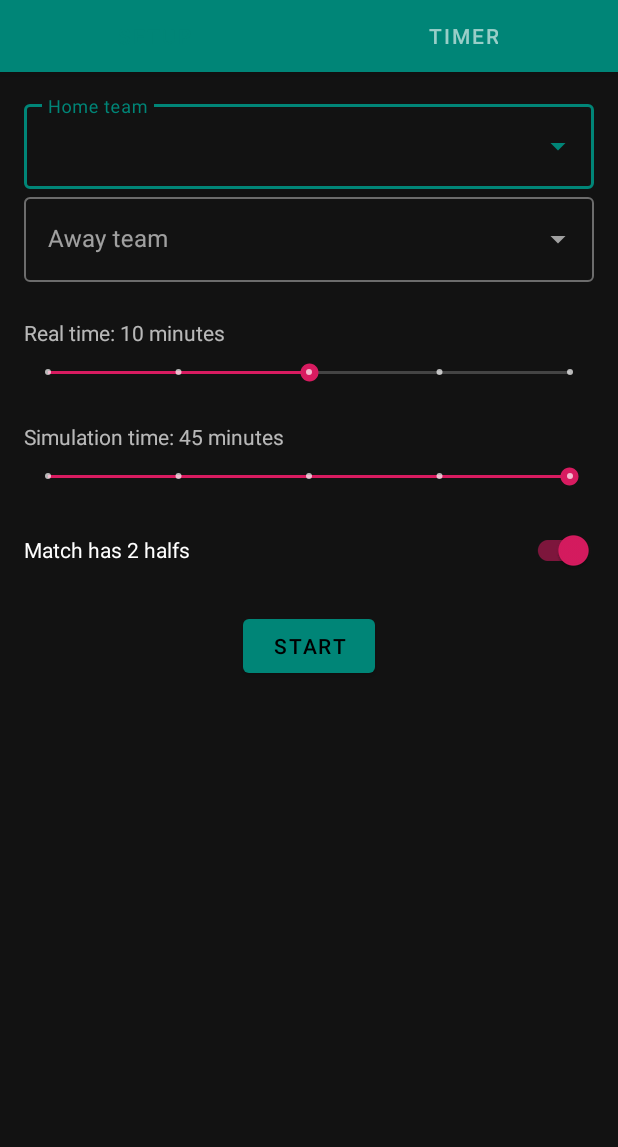
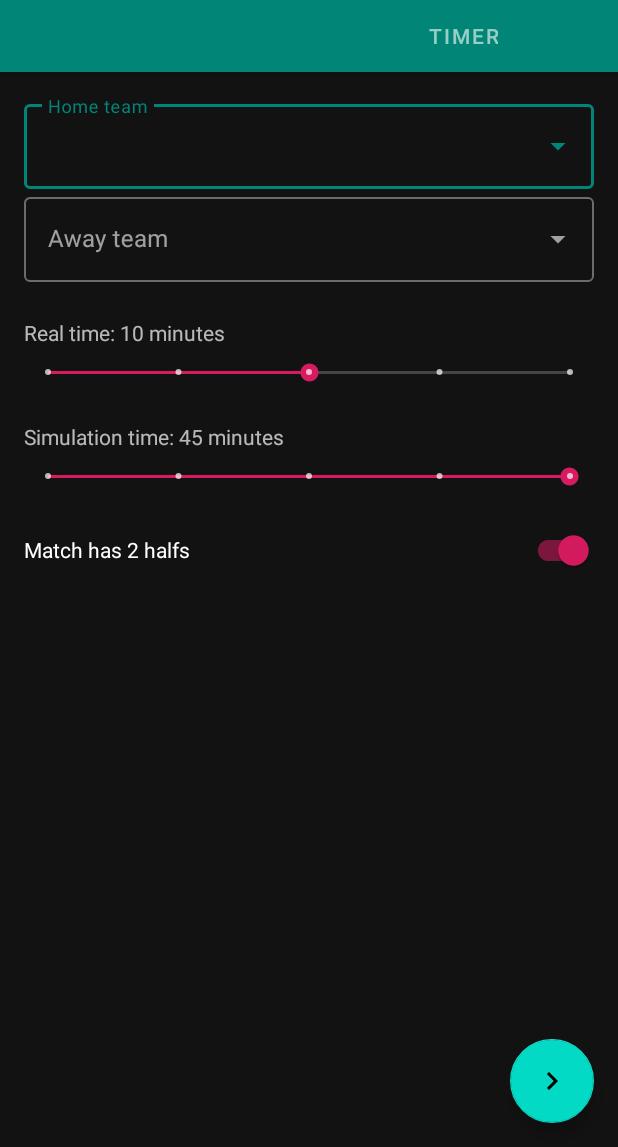
Before and after one commit to tlozzer/Scoreboard, an Android app: the screen it shows after launch (MainActivity), on a phone screen of 412 x 824 dp, the part 89-1236 px from its top. Run offline under Robolectric (Android 15) with nearby library versions, the phone set to English and light mode, and no system bars; our stand-ins replace Firebase (no records; nobody signed in at launch, a user with empty details on screens opened directly); 6 statements that could not run were skipped.

Commit message:
Transefred fabNext to the activity

```diff
--- a/app/src/main/java/br/com/zipvix/sportsscoreboard/MainActivity.kt
+++ b/app/src/main/java/br/com/zipvix/sportsscoreboard/MainActivity.kt
@@ -1,6 +1,7 @@
 package br.com.zipvix.sportsscoreboard
 
 import android.os.Bundle
+import android.view.View
 import android.view.WindowManager
 import androidx.appcompat.app.AppCompatActivity
 import androidx.lifecycle.Observer
@@ -9,11 +10,14 @@ import androidx.viewpager.widget.ViewPager
 import br.com.zipvix.sportsscoreboard.adapter.SectionsPagerAdapter
 import br.com.zipvix.sportsscoreboard.business.Scoreboard
 import br.com.zipvix.sportsscoreboard.viewmodel.MainViewModel
+import com.google.android.material.floatingactionbutton.FloatingActionButton
 import com.google.android.material.tabs.TabLayout
+import java.lang.Exception
 
 class MainActivity : AppCompatActivity() {
 
     lateinit var viewPager: ViewPager
+    lateinit var fabNext: FloatingActionButton
 
     override fun onCreate(savedInstanceState: Bundle?) {
         super.onCreate(savedInstanceState)
@@ -29,8 +33,17 @@ class MainActivity : AppCompatActivity() {
         val tabs: TabLayout = findViewById(R.id.tabs)
         tabs.setupWithViewPager(viewPager)
 
-        ViewModelProviders.of(this)[MainViewModel::class.java].also {
+        val viewModel = ViewModelProviders.of(this)[MainViewModel::class.java].also {
             it.status.observe(this, Observer { status ->
+                fabNext.let { fab ->
+                    fab.visibility = if (status == Scoreboard.Status.RUNNING) {
+                        View.GONE
+                    } else {
+                        View.VISIBLE
+                    }
+                }
+
+
                 if (status == Scoreboard.Status.RUNNING) {
                     window.addFlags(WindowManager.LayoutParams.FLAG_KEEP_SCREEN_ON)
                 } else {
@@ -38,5 +51,12 @@ class MainActivity : AppCompatActivity() {
                 }
             })
         }
+
+        fabNext = findViewById<FloatingActionButton>(R.id.fab_next)?.also {
+            it.setOnClickListener {
+                viewModel.start()
+                viewPager.setCurrentItem(1, true)
+            }
+        } ?: throw Exception("FAB view not found.")
     }
 }
--- a/app/src/main/java/br/com/zipvix/sportsscoreboard/SetupFragment.kt
+++ b/app/src/main/java/br/com/zipvix/sportsscoreboard/SetupFragment.kt
@@ -84,13 +84,6 @@ class SetupFragment : Fragment(), SeekBar.OnSeekBarChangeListener {
                 }
             } ?: throw Exception("View not found")
 
-        view?.findViewById<Button>(R.id.start)?.apply {
-            this.setOnClickListener {
-                viewModel.start()
-                (activity as MainActivity).viewPager.setCurrentItem(1, true)
-            }
-        } ?: throw Exception("Could not find view")
-
         view?.findViewById<SwitchMaterial>(R.id.twoHalfsSwitch)?.also {
             it.setOnCheckedChangeListener { _, isChecked ->
                 viewModel.twoHalf = isChecked
--- a/app/src/main/java/br/com/zipvix/sportsscoreboard/TimerFragment.kt
+++ b/app/src/main/java/br/com/zipvix/sportsscoreboard/TimerFragment.kt
@@ -28,7 +28,6 @@ class TimerFragment : Fragment() {
     private lateinit var awayScore: TextView
     private lateinit var homeImage: ImageView
     private lateinit var awayImage: ImageView
-    private lateinit var fabNext: FloatingActionButton
     private val whistleMediaPlayer = MediaPlayer()
     private val goalMediaPlayer = MediaPlayer()
     private var loadWhistleReady = false
@@ -73,7 +72,6 @@ class TimerFragment : Fragment() {
         awayScore = view?.findViewById(R.id.away_score)!!
         homeImage = view?.findViewById(R.id.home_image)!!
         awayImage = view?.findViewById(R.id.away_image)!!
-        fabNext = view?.findViewById(R.id.fab_next)!!
 
         homeScore.setOnClickListener {
             viewModel.addHomeScore()
@@ -85,10 +83,6 @@ class TimerFragment : Fragment() {
             viewModel.addAwayScore()
             if (loadGoalReady)
                 goalMediaPlayer.start()
-        }
-
-        fabNext.setOnClickListener {
-            viewModel.start()
         }
 
         viewModel.currentHalf.observe(this, Observer { half ->
@@ -146,14 +140,6 @@ class TimerFragment : Fragment() {
 
         viewModel.status.observe(this, Observer
         { status ->
-            fabNext.let {
-                it.visibility = if (status == Scoreboard.Status.RUNNING) {
-                    View.GONE
-                } else {
-                    View.VISIBLE
-                }
-            }
-
             if (status == Scoreboard.Status.FINISHING && loadWhistleReady) {
                 whistleMediaPlayer.start()
             }
--- a/app/src/main/res/layout/activity_main.xml
+++ b/app/src/main/res/layout/activity_main.xml
@@ -34,4 +34,12 @@
         android:layout_height="match_parent"
         app:layout_behavior="@string/appbar_scrolling_view_behavior" />
 
+    <com.google.android.material.floatingactionbutton.FloatingActionButton
+        android:id="@+id/fab_next"
+        android:layout_width="wrap_content"
+        android:layout_height="wrap_content"
+        android:layout_gravity="bottom|end"
+        android:layout_margin="@dimen/fab_margin"
+        app:srcCompat="@drawable/ic_navigate_next_white_24dp"/>
+
 </androidx.coordinatorlayout.widget.CoordinatorLayout>
--- a/app/src/main/res/layout/fragment_main.xml
+++ b/app/src/main/res/layout/fragment_main.xml
@@ -112,16 +112,6 @@
             app:layout_constraintStart_toStartOf="parent"
             app:layout_constraintTop_toBottomOf="@+id/sim_time" />
 
-        <Button
-            android:id="@+id/start"
-            android:layout_width="wrap_content"
-            android:layout_height="wrap_content"
-            android:layout_marginTop="16dp"
-            android:text="@string/start_label"
-            app:layout_constraintEnd_toEndOf="parent"
-            app:layout_constraintStart_toStartOf="parent"
-            app:layout_constraintTop_toBottomOf="@+id/twoHalfsSwitch" />
-
     </androidx.constraintlayout.widget.ConstraintLayout>
 
 </ScrollView>
```
Also changed, not shown: app/src/main/res/layout-land/fragment_timer.xml (+0 -10 lines), app/src/main/res/layout/fragment_timer.xml (+0 -10 lines).
